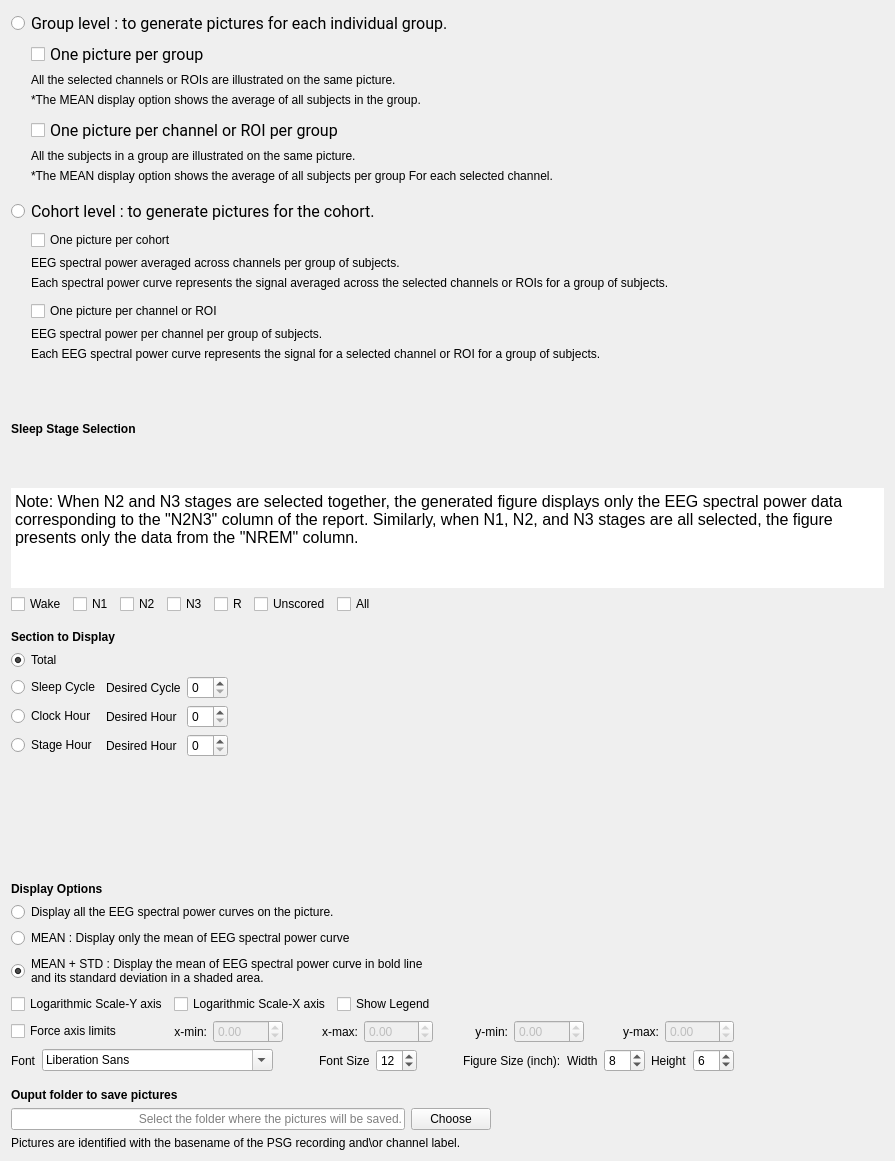
The window that tools/CEAMSTools/PSAImages/OutputFiles/Ui_OutputFiles.ui (SnoozToolbox/snooz-package-ceams) describes before a commit, drawn with Qt 5.
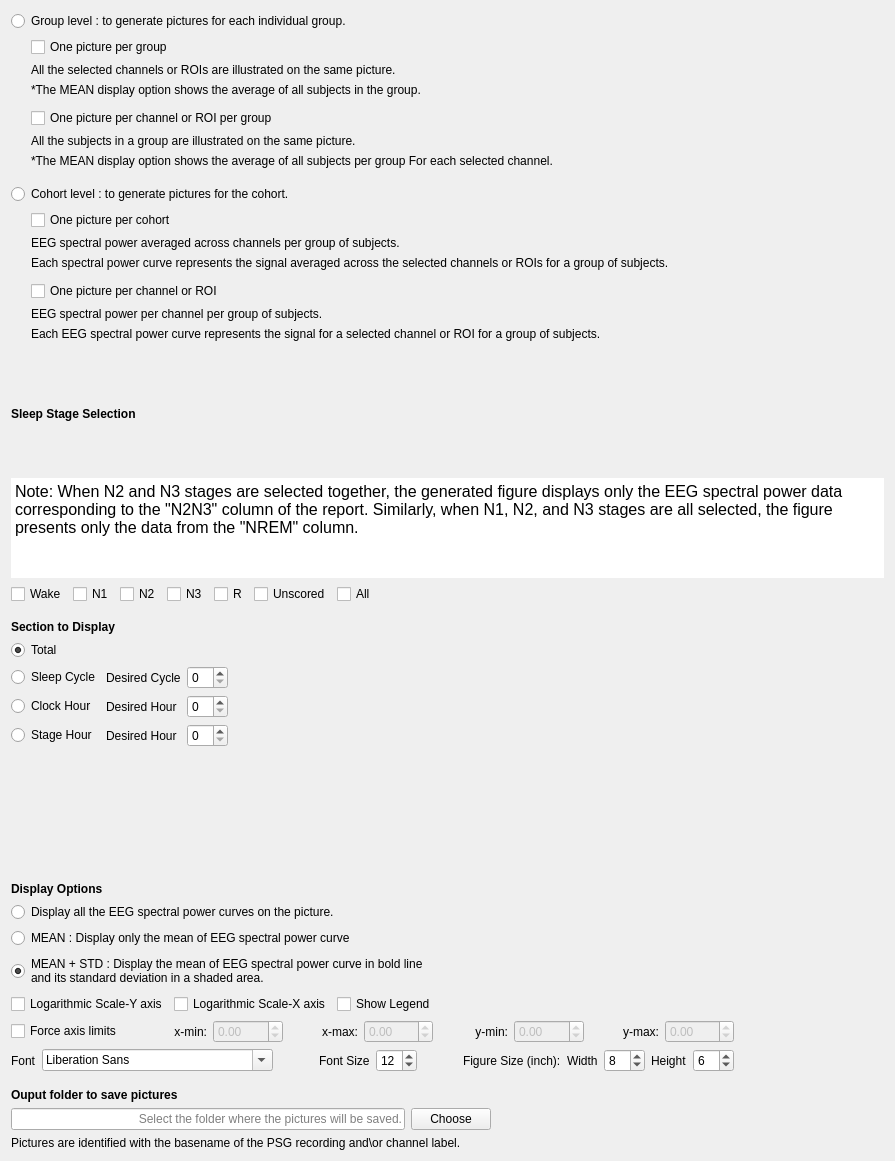
The same window after the commit.

Commit message: Font step 4: forms without fonts of their own, look kept

What changed in the file:
```diff
--- a/tools/CEAMSTools/PSAImages/OutputFiles/Ui_OutputFiles.ui
+++ b/tools/CEAMSTools/PSAImages/OutputFiles/Ui_OutputFiles.ui
@@ -13,9 +13,6 @@
   <property name="windowTitle">
    <string/>
   </property>
-  <property name="styleSheet">
-   <string notr="true">font: 12pt &quot;Roboto&quot;;</string>
-  </property>
   <layout class="QVBoxLayout" name="verticalLayout_5">
    <item>
     <layout class="QVBoxLayout" name="verticalLayout_8">
@@ -25,8 +22,6 @@
         <widget class="QRadioButton" name="radioButton_report_level">
          <property name="font">
           <font>
-           <family>Roboto</family>
-           <pointsize>12</pointsize>
            <italic>false</italic>
            <bold>false</bold>
           </font>
@@ -63,8 +58,6 @@
             <widget class="QCheckBox" name="checkBox_group_avg">
              <property name="font">
               <font>
-               <family>Roboto</family>
-               <pointsize>12</pointsize>
                <italic>false</italic>
                <bold>false</bold>
               </font>
@@ -114,8 +107,6 @@
              </property>
              <property name="font">
               <font>
-               <family>Roboto</family>
-               <pointsize>12</pointsize>
                <italic>false</italic>
                <bold>false</bold>
               </font>
@@ -173,8 +164,6 @@
         <widget class="QRadioButton" name="radioButton_cohort_level">
          <property name="font">
           <font>
-           <family>Roboto</family>
-           <pointsize>12</pointsize>
            <italic>false</italic>
            <bold>false</bold>
           </font>
@@ -355,7 +344,7 @@
 hr { height: 1px; border-width: 0; }
 li.unchecked::marker { content: &quot;\2610&quot;; }
 li.checked::marker { content: &quot;\2612&quot;; }
-&lt;/style&gt;&lt;/head&gt;&lt;body style=&quot; font-family:'Roboto'; font-size:12pt; font-weight:400; font-style:normal;&quot;&gt;
+&lt;/style&gt;&lt;/head&gt;&lt;body style=&quot; font-size:12pt; font-weight:400; font-style:normal;&quot;&gt;
 &lt;p style=&quot; margin-top:0px; margin-bottom:0px; margin-left:0px; margin-right:0px; -qt-block-indent:0; text-indent:0px;&quot;&gt;Note: When N2 and N3 stages are selected together, the generated figure displays only the EEG spectral power data corresponding to the &amp;quot;N2N3&amp;quot; column of the report. Similarly, when N1, N2, and N3 stages are all selected, the figure presents only the data from the &amp;quot;NREM&amp;quot; column.&lt;/p&gt;&lt;/body&gt;&lt;/html&gt;</string>
            </property>
           </widget>
```
The commit also changes 427 other files.
